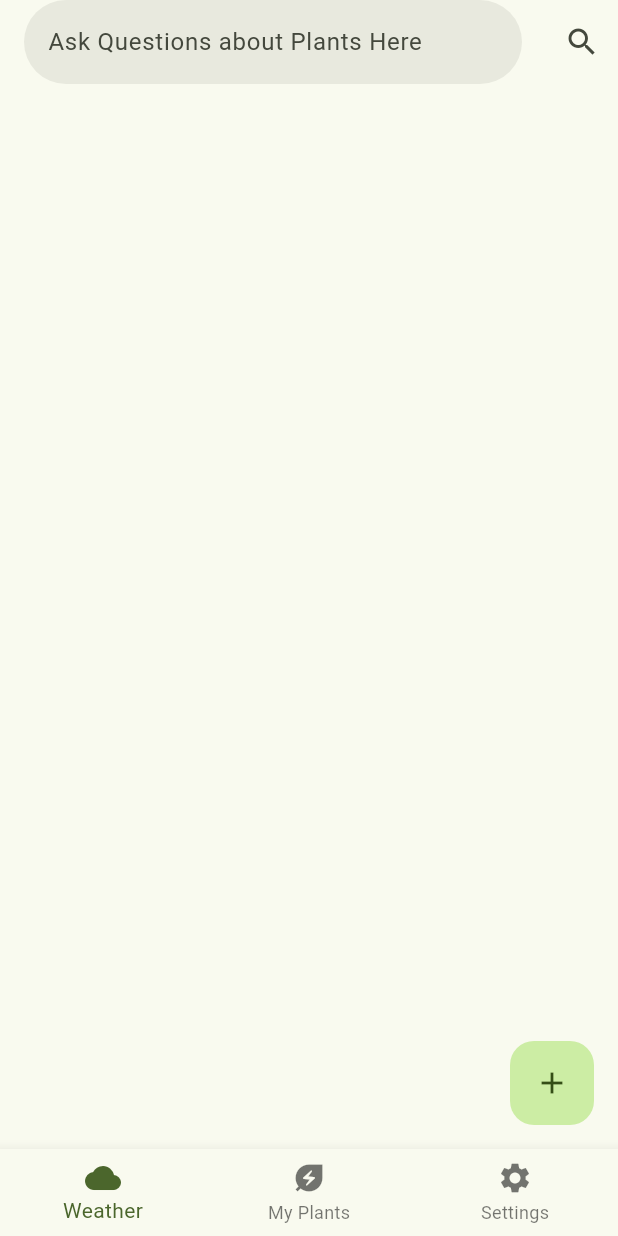
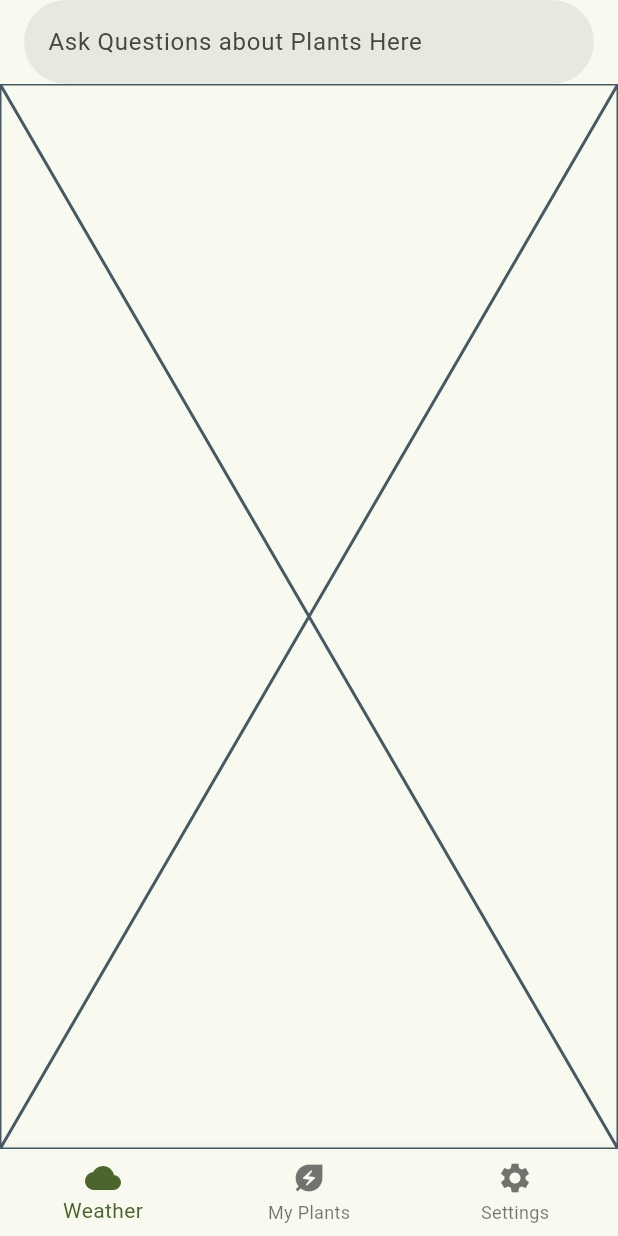
Before and after one commit to AaravBhatt1/weather_app, a Flutter app: the screen it shows after launch, on a phone screen of 412 x 824 dp. Run offline on Flutter 3.47's test engine with Material 3 defaults, Android fonts, the light colour scheme and no system bars.

Commit message:
Revert "Merge branch 'master' of https://github.com/AaravBhatt1/weather_app"
This reverts commit bf9029d2b394942779dbde546b205ce8414c0e93, reversing
changes made to 18cf41da403ce96d6cae883791dfa6011a271637.

```diff
--- a/lib/Pages/pagenavigation.dart
+++ b/lib/Pages/homepage.dart
@@ -1,20 +1,17 @@
 import 'package:flutter/material.dart';
-import 'package:weather_app/Pages/weatherpage.dart';
 import 'package:weather_app/Widgets/searchbar.dart';
 
-class PageNavigation extends StatelessWidget {
-  const PageNavigation({super.key});
+//TODO: Rename (maybe) and make actual homepage what's in the container
+class Homepage extends StatelessWidget {
+  const Homepage({super.key});
 
   @override
   Widget build(BuildContext context) {
     return Scaffold(
       appBar: AppBar(
         title: const WeatherSearchbar(),
-        actions: [
-          IconButton(onPressed: () {}, icon: const Icon(Icons.search))
-        ],
       ),
-      body: const WeatherPage(), // TODO: Make dynamic
+      body: const Placeholder(),
       bottomNavigationBar: BottomNavigationBar(
         items: const [
           BottomNavigationBarItem(icon: Icon(Icons.cloud), label: "Weather"),
--- a/lib/Pages/weatherpage.dart
+++ /dev/null
@@ -1,15 +0,0 @@
-import 'package:flutter/material.dart';
-
-class WeatherPage extends StatelessWidget {
-  const WeatherPage({super.key});
-
-  @override
-  Widget build(BuildContext context) {
-    return Scaffold(
-      floatingActionButton: FloatingActionButton(
-        child: const Icon(Icons.add),
-        onPressed: () {},
-      ),
-    );
-  }
-}
--- a/lib/main.dart
+++ b/lib/main.dart
@@ -1,5 +1,5 @@
 import 'package:flutter/material.dart';
-import 'Pages/pagenavigation.dart';
+import 'Pages/homepage.dart';
 
 void main() {
   runApp(const MyApp());
@@ -18,12 +18,10 @@ class MyApp extends StatelessWidget {
         useMaterial3: true,
         searchBarTheme: const SearchBarThemeData(
           elevation: WidgetStatePropertyAll(0),
-        ),
-        floatingActionButtonTheme: const FloatingActionButtonThemeData(
-          elevation: 0,
+
         )
       ),
-      home: const PageNavigation(),
+      home: const Homepage(),
     );
   }
 }
```
